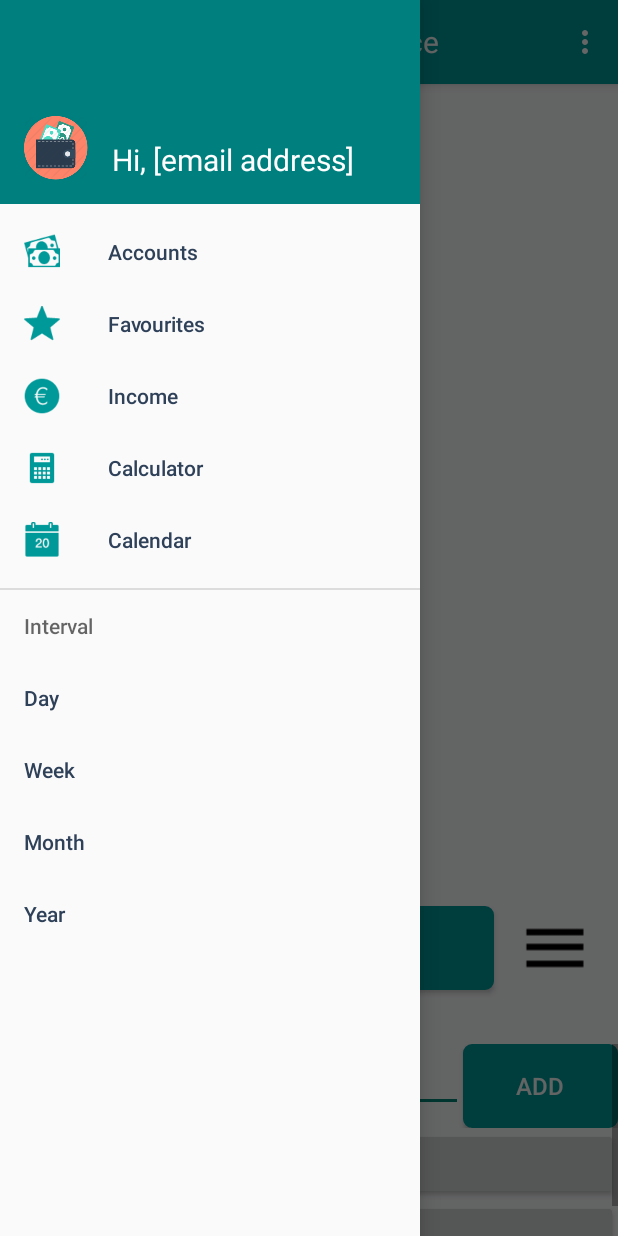
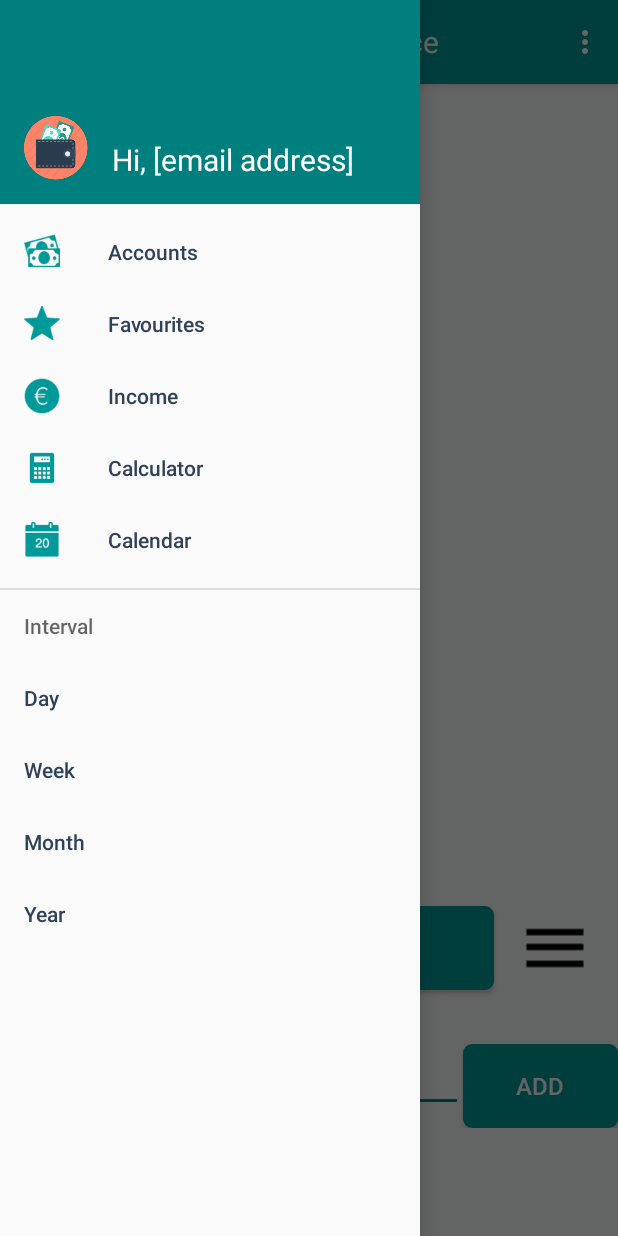
Before and after one commit to aleksandvc/Smart-Finance, an Android app: the DiagramFragment screen opened directly, with no data from a screen before it, with the side drawer open, on a phone screen of 412 x 824 dp. Run offline under Robolectric (Android 15) with nearby library versions, the phone set to English and light mode, and no system bars; libraries missing offline, so code that uses them is left out: com.github.mikephil.charting, com.szugyi.circlemenu; plain views replace CircleLayout, PieChart; 18 statements that could not run were skipped.

Commit message:
Some buttons removed

```diff
--- a/SmartFinance/app/src/main/java/com/vladimircvetanov/smartfinance/DiagramFragment.java
+++ b/SmartFinance/app/src/main/java/com/vladimircvetanov/smartfinance/DiagramFragment.java
@@ -88,31 +88,6 @@ public class DiagramFragment extends Fragment {
         //Add and remove buttons as needed.
         //                                      ~Simo
 
-        Button toTransaction = (Button) rootView.findViewById(R.id.temp_to_transaction);
-        Button toProfile = (Button) rootView.findViewById(R.id.temp_to_profile);
-
-
-        View.OnClickListener onClickListener = new View.OnClickListener() {
-            @Override
-            public void onClick(View v) {
-                switch (v.getId()) {
-
-                    case R.id.temp_to_transaction:
-                        //startActivity(new Intent(getActivity(), TransactionActivity.class));
-                        break;
-                    case R.id.temp_to_profile:
-                        User u = (User) getActivity().getIntent().getSerializableExtra("user");
-                        Intent i = new Intent(getActivity(), ProfileActivity.class);
-                        i.putExtra("user",u);
-                        startActivity(i);
-                        break;
-
-                }
-            }
-        };
-
-        toTransaction.setOnClickListener(onClickListener);
-        toProfile.setOnClickListener(onClickListener);
 
 
         return rootView;
--- a/SmartFinance/app/src/main/java/com/vladimircvetanov/smartfinance/ProfileActivity.java
+++ b/SmartFinance/app/src/main/java/com/vladimircvetanov/smartfinance/ProfileActivity.java
@@ -43,9 +43,6 @@ public class ProfileActivity extends AppCompatActivity {
 
         adapter = DBAdapter.getInstance(this);
 
-
-
-        final User u = (User) getIntent().getSerializableExtra("user");
 
         changeEmail.setText(Manager.getLoggedUser().getEmail());
         changePass.setText(Manager.getLoggedUser().getPassword());
--- a/SmartFinance/app/src/main/res/layout/fragment_diagram.xml
+++ b/SmartFinance/app/src/main/res/layout/fragment_diagram.xml
@@ -105,26 +105,6 @@
 
                 </LinearLayout>
 
-                <LinearLayout
-                    android:layout_width="match_parent"
-                    android:layout_height="wrap_content"
-                    android:orientation="vertical">
-
-                    <Button
-                        android:id="@+id/temp_to_transaction"
-                        android:layout_width="match_parent"
-                        android:layout_height="wrap_content"
-                        android:text="toTransaction" />
-
-                    <Button
-                        android:id="@+id/temp_to_profile"
-                        android:layout_width="match_parent"
-                        android:layout_height="wrap_content"
-                        android:text="toprofile" />
-
-
-
-                </LinearLayout>
 
             </LinearLayout>
 
```
